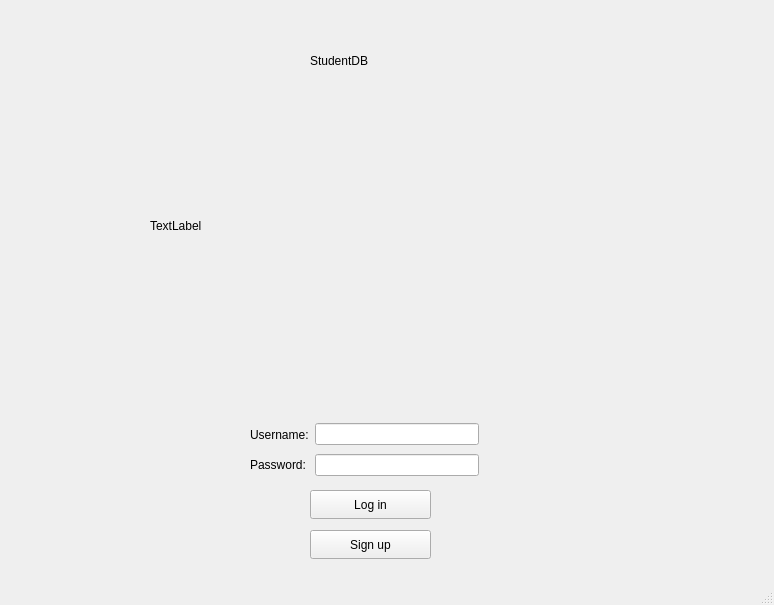
Before: the Qt Designer form mainwindow.ui in CS180-spring/cs180-21-wooohooo, drawn with Qt 5.
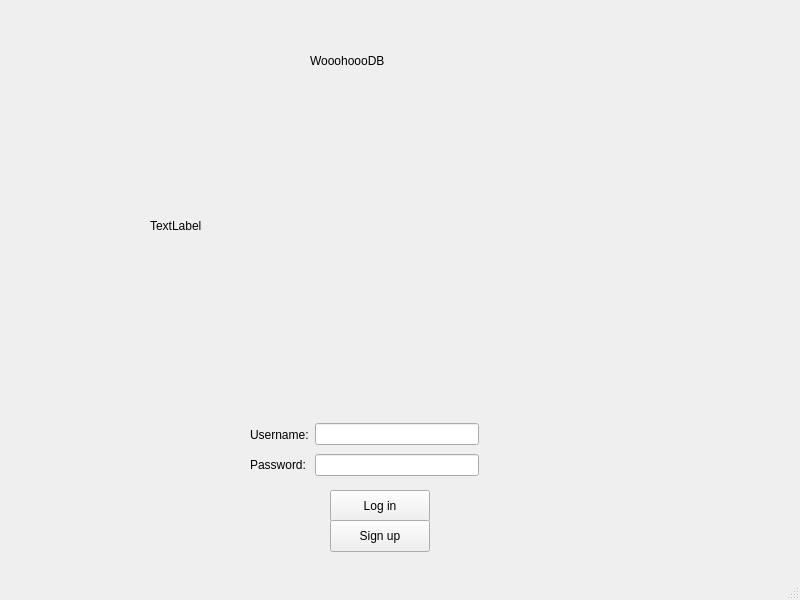
After: the same form once the commit is applied.

The edit to the form file:
```diff
--- a/mainwindow.ui
+++ b/mainwindow.ui
@@ -6,8 +6,8 @@
    <rect>
     <x>0</x>
     <y>0</y>
-    <width>774</width>
-    <height>605</height>
+    <width>800</width>
+    <height>600</height>
    </rect>
   </property>
   <property name="windowTitle">
@@ -49,16 +49,16 @@
      </size>
     </property>
     <property name="text">
-     <string>StudentDB</string>
+     <string>WooohoooDB</string>
     </property>
    </widget>
    <widget class="QPushButton" name="login">
     <property name="geometry">
      <rect>
-      <x>310</x>
+      <x>330</x>
       <y>490</y>
-      <width>121</width>
-      <height>29</height>
+      <width>100</width>
+      <height>32</height>
      </rect>
     </property>
     <property name="text">
@@ -68,17 +68,17 @@
    <widget class="QPushButton" name="signup">
     <property name="geometry">
      <rect>
-      <x>310</x>
-      <y>530</y>
-      <width>121</width>
-      <height>29</height>
+      <x>330</x>
+      <y>520</y>
+      <width>100</width>
+      <height>32</height>
      </rect>
     </property>
     <property name="text">
      <string>Sign up</string>
     </property>
    </widget>
-   <widget class="QWidget" name="">
+   <widget class="QWidget" name="layoutWidget">
     <property name="geometry">
      <rect>
       <x>250</x>
```
Left out of the diff: 4 changed lines with no effect on the pictures.
